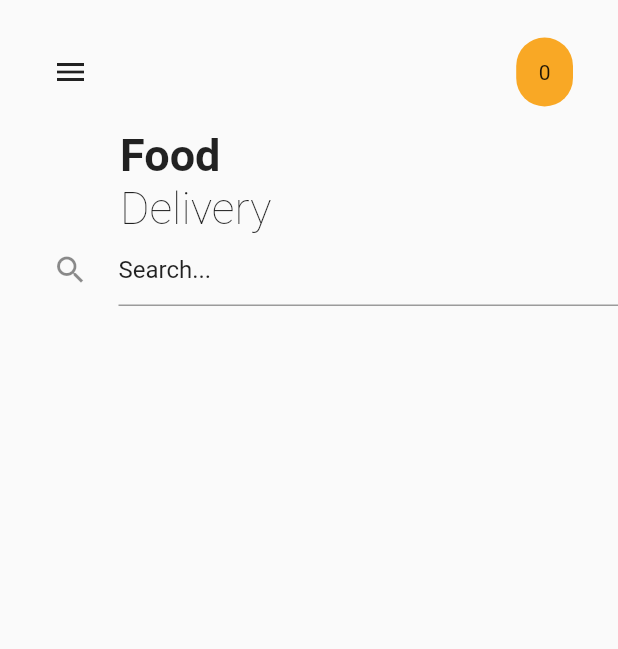
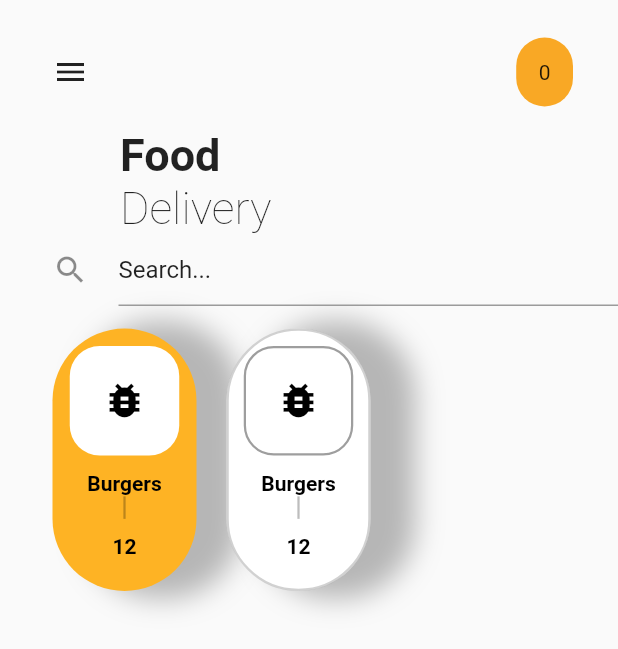
Before and after one commit to parwiz-hub/FoodDeliveryApp, a Flutter app: the screen it shows after launch, on a phone screen of 412 x 824 dp. Shown: the top 649 px of the screen. Run offline on Flutter 3.47's test engine with Material 2 defaults, Android fonts, the light colour scheme and no system bars; our stand-ins replace rxdart; missing offline and left inert: bloc_pattern.

Commit message:
create categories

```diff
--- a/lib/main.dart
+++ b/lib/main.dart
@@ -55,6 +55,8 @@ class FirstHalf extends StatelessWidget {
             width: 30,
           ),
           searchBar(),
+          SizedBox(width: 30,),
+          category(),
         ],
       ),
     );
--- a/lib/mywidget.dart
+++ b/lib/mywidget.dart
@@ -82,3 +82,108 @@ Widget searchBar() {
     ],
   );
 }
+
+Widget category() {
+  return Container(
+    height: 190,
+    child: ListView(
+      scrollDirection: Axis.horizontal,
+      children: <Widget>[
+        CategoryListItem(
+          categoryIcon: Icons.bug_report,
+          categoryName: "Burgers",
+          availability: 12,
+          selected: true,
+        ),
+        CategoryListItem(
+          categoryIcon: Icons.bug_report,
+          categoryName: "Burgers",
+          availability: 12,
+          selected: false,
+        )
+      ],
+    ),
+  );
+}
+
+class CategoryListItem extends StatelessWidget {
+  final IconData categoryIcon;
+  final String categoryName;
+  final int availability;
+  final bool selected;
+  CategoryListItem({
+    required this.categoryIcon,
+    required this.categoryName,
+    required this.availability,
+    required this.selected,
+  });
+
+  @override
+  Widget build(BuildContext context) {
+    return Container(
+      margin: EdgeInsets.only(right: 20, top: 15),
+      padding: EdgeInsets.fromLTRB(10, 10, 10, 20),
+      decoration: BoxDecoration(
+        borderRadius: BorderRadius.circular(50),
+        color: selected ? Color(0xFFfeb324) : Colors.white,
+        border: Border.all(
+          color: selected
+              ? Colors.transparent
+              : Color.fromARGB(121, 158, 158, 158),
+          width: 1.5,
+        ),
+        boxShadow: [
+          BoxShadow(
+            color: const Color.fromARGB(189, 158, 158, 158),
+            blurRadius: 15,
+            offset: Offset(25, 0),
+            spreadRadius: 5,
+          ),
+        ],
+      ),
+      child: Column(
+        mainAxisAlignment: MainAxisAlignment.spaceAround,
+        children: <Widget>[
+          Container(
+            padding: EdgeInsets.all(20),
+            decoration: BoxDecoration(
+                color: Colors.white,
+                borderRadius: BorderRadius.circular(20),
+                border: Border.all(
+                  color: selected ? Colors.transparent : Colors.grey,
+                  width: 1.5,
+                )),
+            child: Icon(
+              categoryIcon,
+              color: Colors.black,
+              size: 30,
+            ),
+          ),
+          SizedBox(
+            height: 10,
+          ),
+          Text(
+            categoryName,
+            style: TextStyle(
+              fontWeight: FontWeight.w700,
+              color: Colors.black,
+            ),
+          ),
+          Container(
+            margin: EdgeInsets.fromLTRB(0, 0, 0, 10),
+            width: 1.5,
+            height: 15,
+            color: Colors.black26,
+          ),
+          Text(
+            availability.toString(),
+            style: TextStyle(
+              fontWeight: FontWeight.w600,
+              color: Colors.black,
+            ),
+          )
+        ],
+      ),
+    );
+  }
+}
```
